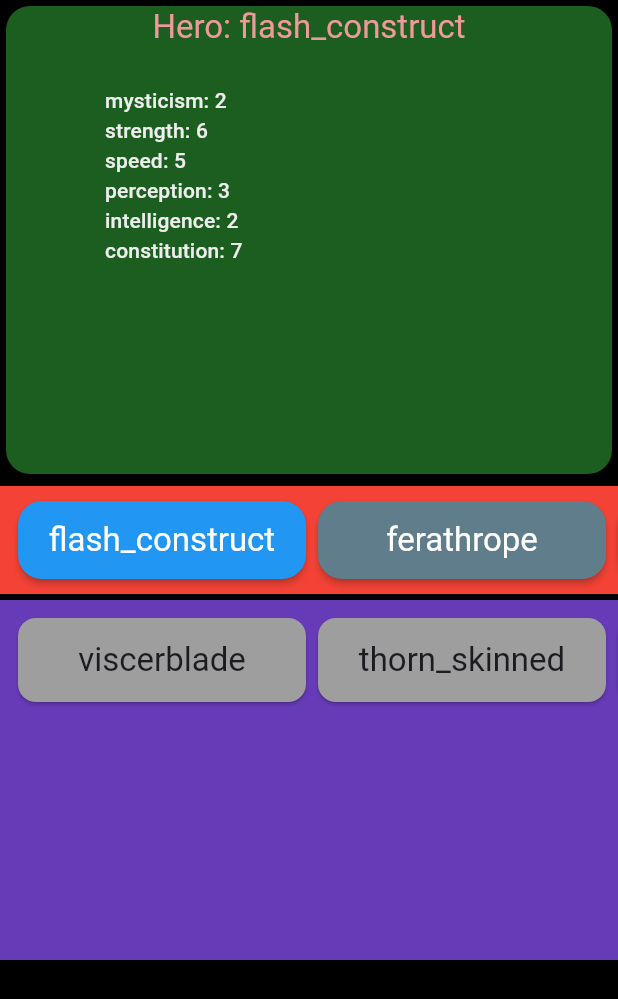
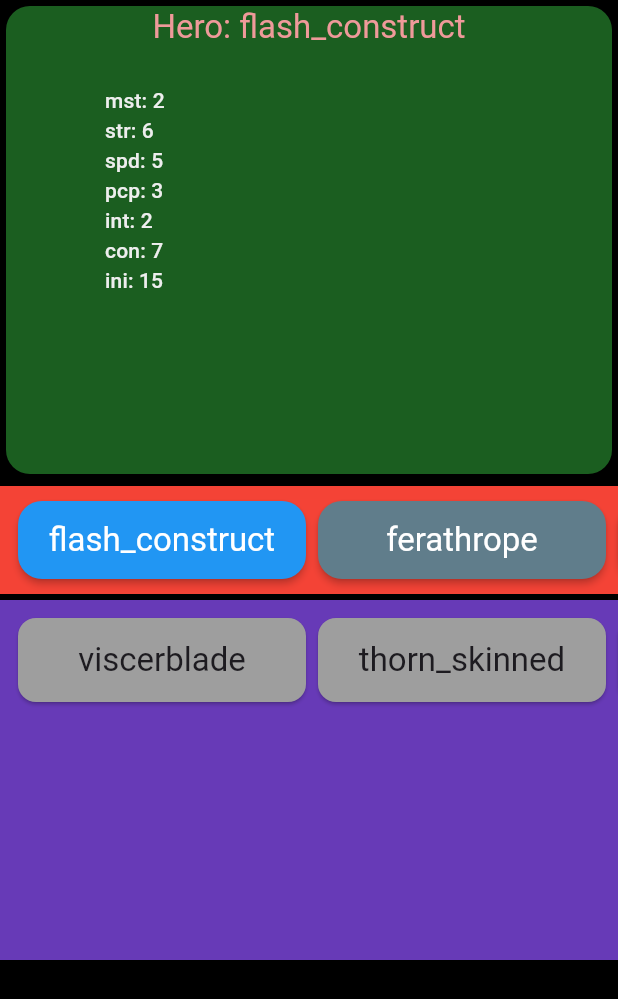
Before and after one commit to cat-person/playing_with_flatter, a Flutter app: the screen it shows after launch, after a tap on "Character creation", after a tap on "flash_construct", on a phone screen of 412 x 824 dp. Shown: the top 999 px of the screen. Run offline on Flutter 3.47's test engine with Material 3 defaults, Android fonts, the phone set to English and light mode, and no system bars.

Commit message:
Mc is now creature

```diff
--- a/lib/repo/creatures_repo.dart
+++ b/lib/repo/creatures_repo.dart
@@ -23,7 +23,7 @@ extension CreatureExt on Creature {
       if (sigilModifiers != null) {
         for (Modifier modifier in sigilModifiers) {
           int currentStat = stats[modifier.statId] ?? 0;
-          stats[modifier.statId] = min(currentStat + modifier.modifier, modifier.upTo);
+          stats[modifier.statId] = min(currentStat + modifier.value, modifier.upTo);
         }
       }
     }
--- a/lib/repo/mc_repo.dart
+++ b/lib/repo/mc_repo.dart
@@ -4,7 +4,7 @@ import 'pojo/mc.dart';
 import 'package:snd/event_processor/event.dart';
 
 class MCRepo extends EventProcessor<MC> {
-  MCRepo({super.proxies}) : super(MC());
+  MCRepo({super.proxies}) : super(MC("none", [], []));
 
   @override
   bool internalEventHandler(Event event) {
--- a/lib/repo/pojo/creature.dart
+++ b/lib/repo/pojo/creature.dart
@@ -1,18 +1,41 @@
 import 'package:snd/repo/pojo/origins.dart';
-
-import 'dice.dart';
+import 'package:snd/repo/pojo/sigil.dart';
+import 'package:snd/repo/pojo/dice.dart';
 
 class Creature {
   final String id;
   final String originId;
   final List<String> sigils;
-  final Map<String, BodyPart> bodyparts;
+  final List<String> bodyParts;
 
-  const Creature(this.id, this.originId, this.sigils, this.bodyparts);
+  const Creature(this.id, this.originId, this.sigils, this.bodyParts);
+
   Map<String, int> get stats {
     Map<String, int> result = Map.from(originCollection[originId]?.primaryStats ?? {});
-    for (String sigilId in sigils) {}
+    sigils.map((sigilId) => sigilCollection[sigilId]).expand((sigil) => sigil?.modifiers ?? []).toList()
+      ..sort((modifier, otherModifier) => otherModifier.upTo.compareTo(modifier.upTo))
+      ..forEach((modifier) {
+        result[modifier.statId] = (result[modifier.statId] ?? 0) + modifier.value as int;
+      });
+
+    // Synthetic
+    result["ini"] = (result["spd"] ?? 1) * (result["pcp"] ?? 1);
     return result;
+  }
+
+  Map<String, int> getDicesCnt() {
+    Map<String, int> result = {};
+    stats.entries.forEach((entry) {
+      result[entry.key] = getDiceCntByStat(entry.key, entry.value);
+    });
+    return result;
+  }
+
+  int getDiceCntByStat(String statId, int statVal) {
+    switch (statId) {
+      default:
+        return statVal ~/ 4;
+    }
   }
 }
 
@@ -24,25 +47,8 @@ class BodyPart {
 }
 
 Map<String, Creature> creatureCollection = {
-  "rat": Creature("Rat", "rat", [], {
-    "body": BodyPart("body", ["body"]),
-  }),
-  "blob": Creature("Blob", "blob", [], {
-    "body": BodyPart("body", ["body"]),
-  }),
-  "wolf": Creature("Wolf", "wolf", [], {
-    "body": BodyPart("body", ["body"]),
-  }),
-  "wisp": Creature("Wisp", "wisp", [], {
-    "body": BodyPart("body", ["body"]),
-  }),
+  "rat": Creature("Rat", "rat", [], ["body"]),
+  "blob": Creature("Blob", "blob", [], ["body"]),
+  "wolf": Creature("Wolf", "wolf", [], ["body"]),
+  "wisp": Creature("Wisp", "wisp", [], ["body"]),
 };
-
-// Map<String, Dice> getDicesByStat(Creature creature) {
-//   Map<String, Dice> result = {};
-//   creature.stats.{
-
-//   }
-
-//   return result;
-// }
--- a/lib/repo/pojo/mc.dart
+++ b/lib/repo/pojo/mc.dart
@@ -1,23 +1,13 @@
+import 'package:snd/repo/pojo/creature.dart';
+
 import 'origins.dart';
 
-class MC {
-  final String originId;
-  final List<String> sigils;
-  final List<String> actions;
+class MC extends Creature {
+  // Creature(this.id, this.originId, this.sigils, this.bodyparts)
+  MC(String originId, List<String> sigils, List<String> bodyParts)
+    : super("mc", originId, sigils, bodyParts); //this.actions = const ["punch", "heal"]
 
-  MC({this.originId = 'none', this.sigils = const [], this.actions = const ["punch", "heal"]});
-
-  MC copyWith({String? originId, List<String>? sigils, List<String>? actions}) {
-    return MC(originId: originId ?? this.originId, sigils: sigils ?? this.sigils, actions: actions ?? this.actions);
-  }
-
-  Map<String, int> get stats {
-    Origin? origin = originCollection[originId];
-    if (origin != null) {
-      Map<String, int> originStats = origin.primaryStats;
-      return originStats;
-    } else {
-      return {};
-    }
+  MC copyWith({String? originId, List<String>? sigils, List<String>? bodyParts}) {
+    return MC(originId ?? this.originId, sigils ?? this.sigils, bodyParts ?? this.bodyParts);
   }
 }
--- a/lib/repo/pojo/sigil.dart
+++ b/lib/repo/pojo/sigil.dart
@@ -13,10 +13,10 @@ class Sigil {
 
 class Modifier {
   String statId;
-  int modifier;
+  int value;
   int upTo;
 
-  Modifier(this.statId, this.modifier, this.upTo);
+  Modifier(this.statId, this.value, this.upTo);
 }
 
 const Map<String, Sigil> sigilCollection = {
--- a/lib/repo/pojo/stats.dart
+++ b/lib/repo/pojo/stats.dart
@@ -24,12 +24,12 @@ abstract class Stat {
 }
 
 abstract class PrimaryStat extends Stat {
-  static const String mysticism = "mysticism";
-  static const String strength = "strength";
-  static const String speed = "speed";
-  static const String perception = "perception";
-  static const String constitution = "constitution";
-  static const String intelligence = "intelligence";
+  static const String mysticism = "mst";
+  static const String strength = "str";
+  static const String speed = "spd";
+  static const String perception = "pcp";
+  static const String constitution = "con";
+  static const String intelligence = "int";
 
   List<Modifier> modifiers;
   PrimaryStat(super.statId, this.modifiers);
--- a/lib/ui/battle/mc_widget.dart
+++ b/lib/ui/battle/mc_widget.dart
@@ -42,9 +42,9 @@ class MCWidget extends StatelessWidget {
               child: ListView.builder(
                 padding: const EdgeInsets.all(8),
                 scrollDirection: Axis.horizontal,
-                itemCount: mc.actions.length,
+                itemCount: ["heal", "bite"].length,
                 itemBuilder: (BuildContext context, int index) {
-                  final String actionId = mc.actions[index];
+                  final String actionId = ["heal", "bite"][index];
                   return SizedBox(
                     height: 40,
                     width: 140,
```
